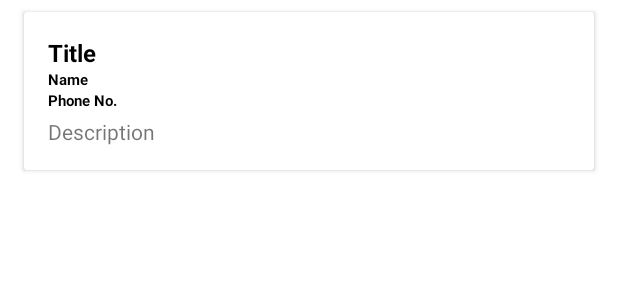
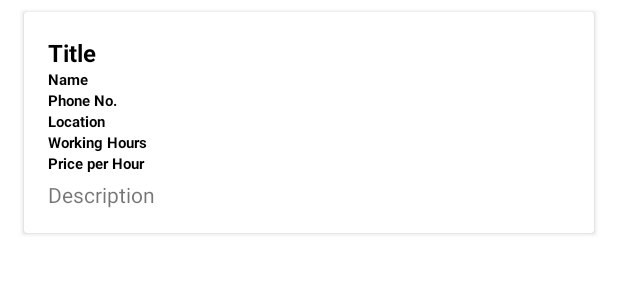
Before and after one commit to mimisyaheeda/Work-Now, an Android app: the layout list.xml on its own in the app's theme, with its tools: preview values and no code run, on a phone screen of 412 x 824 dp. Shown: the top 300 px of the screen. Run offline under Robolectric (Android 15) with nearby library versions, the phone set to English and light mode, and no system bars.

Commit message:
Assignment Phase 3

```diff
--- a/app/src/main/AndroidManifest.xml
+++ b/app/src/main/AndroidManifest.xml
@@ -3,6 +3,9 @@
     package="mmu.edu.my.signup">
 
     <uses-permission android:name="android.permission.INTERNET" />
+    <uses-permission android:name="android.permission.CAMERA"/>
+    <uses-permission android:name="android.permission.WRITE_EXTERNAL_STORAGE"/>
+    <uses-feature android:name="android.hardware.Camera"/>
 
     <application
         android:allowBackup="true"
@@ -11,7 +14,8 @@
         android:roundIcon="@mipmap/ic_launcher_round"
         android:supportsRtl="true"
         android:theme="@style/Theme.SignUp">
-        <activity android:name=".CreateService"></activity>
+        <activity android:name=".CameraActivity"></activity>
+        <activity android:name=".CreateService" />
         <activity android:name=".ListofService" />
         <activity android:name=".Register" />
         <activity android:name=".login">
--- a/app/src/main/res/layout/list.xml
+++ b/app/src/main/res/layout/list.xml
@@ -48,6 +48,33 @@
             android:textStyle="bold" />
 
         <TextView
+            android:id="@+id/list_location"
+            android:layout_width="match_parent"
+            android:layout_height="wrap_content"
+            android:text="Location"
+            android:textColor="@android:color/black"
+            android:textSize="10sp"
+            android:textStyle="bold" />
+
+        <TextView
+            android:id="@+id/list_workinghours"
+            android:layout_width="match_parent"
+            android:layout_height="wrap_content"
+            android:text="Working Hours"
+            android:textColor="@android:color/black"
+            android:textSize="10sp"
+            android:textStyle="bold" />
+
+        <TextView
+            android:id="@+id/list_price"
+            android:layout_width="match_parent"
+            android:layout_height="wrap_content"
+            android:text="Price per Hour"
+            android:textColor="@android:color/black"
+            android:textSize="10sp"
+            android:textStyle="bold" />
+
+        <TextView
             android:id="@+id/list_desc"
             android:layout_width="match_parent"
             android:layout_height="wrap_content"
--- a/build.gradle
+++ b/build.gradle
@@ -5,8 +5,8 @@ buildscript {
         jcenter()
     }
     dependencies {
-        classpath "com.android.tools.build:gradle:4.1.1"
-        classpath 'com.google.gms:google-services:4.3.4'
+        classpath 'com.android.tools.build:gradle:4.1.2'
+        classpath 'com.google.gms:google-services:4.3.5'
 
         // NOTE: Do not place your application dependencies here; they belong
         // in the individual module build.gradle files
```
Also changed, not shown: app/build.gradle (+6 -3 lines), app/src/main/java/mmu/edu/my/signup/CameraActivity.java (added, +70 -0 lines), app/src/main/java/mmu/edu/my/signup/ListofService.java (+26 -10 lines), app/src/main/res/drawable/ic_baseline_photo_camera_24.xml (added, +13 -0 lines), app/src/main/res/layout/activity_camera.xml (added, +31 -0 lines), app/src/main/res/layout/activity_listof_service.xml (+12 -0 lines), app/src/main/res/values/strings.xml (+10 -0 lines), app/src/main/res/values/themes.xml (+9 -0 lines).
